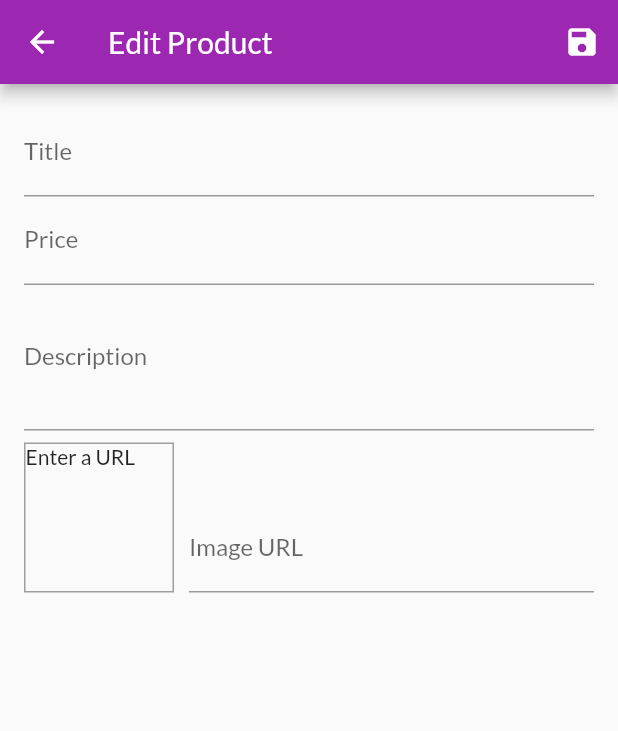
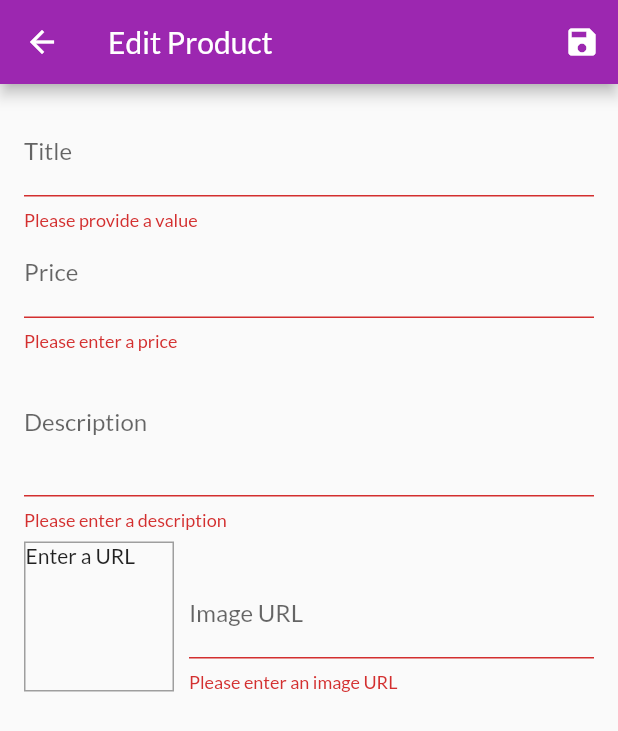
Before and after one commit to hiroshimuto9/flutter_commerce_app, a Flutter app: the EditProductScreen screen opened by its route, after a tap on the "save" icon, on a phone screen of 412 x 824 dp. Shown: the top 731 px of the screen. Run offline on Flutter 3.47's test engine with Material 2 defaults, Android fonts, the phone set to English and light mode, and no system bars; network calls fail.

Commit message:
add: add validation to each input form

```diff
--- a/lib/screens/edit_product_screen.dart
+++ b/lib/screens/edit_product_screen.dart
@@ -40,11 +40,20 @@ class _EditProductScreenState extends State<EditProductScreen> {
 
   void _updateImageUrl() {
     if(!_imageUrlFocusNode.hasFocus) {
+      final isInValidUrl = !_imageUrlController.text.startsWith('http') && !_imageUrlController.text.startsWith('https');
+      final isInvalidImageUrl = !_imageUrlController.text.endsWith('.png') && !_imageUrlController.text.endsWith('.jpg') && !_imageUrlController.text.endsWith('.jpeg');
+      if (isInValidUrl || isInvalidImageUrl) {
+        return;
+      }
       setState(() {});
     }
   }
 
   void _saveForm() {
+    final isValid = _form.currentState.validate();
+    if (!isValid) {
+      return;
+    }
     _form.currentState.save();
   }
 
@@ -71,6 +80,12 @@ class _EditProductScreenState extends State<EditProductScreen> {
               onFieldSubmitted: (_) {
                 FocusScope.of(context).requestFocus(_priceFocusNode);
               },
+              validator: (value) {
+                if (value.isEmpty) {
+                  return 'Please provide a value';
+                }
+                return null;
+              },
               onSaved: (value) {
                 _editedProduct = Product(
                   id: null,
@@ -86,6 +101,21 @@ class _EditProductScreenState extends State<EditProductScreen> {
               textInputAction: TextInputAction.next,
               keyboardType: TextInputType.number,
               focusNode: _priceFocusNode,
+              onFieldSubmitted: (_) {
+                FocusScope.of(context).requestFocus(_descriptionFocusNode);
+              },
+              validator: (value) {
+                if (value.isEmpty) {
+                  return 'Please enter a price';
+                }
+                if (double.tryParse(value) == null ) {
+                  return 'Please enter a valid number';
+                }
+                if (double.parse(value) <= 0) {
+                  return 'Please enter a number greater than zero';
+                }
+                return null;
+              },
               onSaved: (value) {
                 _editedProduct = Product(
                   id: null,
@@ -102,7 +132,16 @@ class _EditProductScreenState extends State<EditProductScreen> {
               keyboardType: TextInputType.multiline,
               focusNode: _descriptionFocusNode,
               onFieldSubmitted: (_) {
-                FocusScope.of(context).requestFocus(_descriptionFocusNode);
+                FocusScope.of(context).requestFocus(_imageUrlFocusNode);
+              },
+              validator: (value) {
+                if (value.isEmpty) {
+                  return 'Please enter a description';
+                }
+                if (value.length < 10) {
+                  return 'Should be at least 10 characters long.';
+                }
+                return null;
               },
               onSaved: (value) {
                 _editedProduct = Product(
@@ -146,6 +185,18 @@ class _EditProductScreenState extends State<EditProductScreen> {
                   onFieldSubmitted: (_) {
                     _saveForm();
                   },
+                  validator: (value) {
+                    if (value.isEmpty) {
+                      return 'Please enter an image URL';
+                    }
+                    if (!value.startsWith('http') && !value.startsWith('https')) {
+                      return 'Please enter a valid URL';
+                    }
+                    if (!value.endsWith('.png') && !value.endsWith('.jpg') && !value.endsWith('.jpeg')) {
+                      return 'Please enter a valid image URL';
+                    }
+                    return null;
+                  },
                   onSaved: (value) {
                     _editedProduct = Product(
                       id: null,
```
